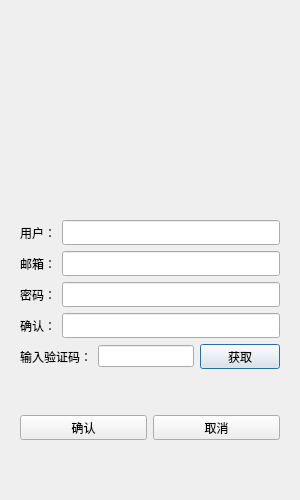
Before: the Qt Designer form registerdialog.ui in cufe5/asio-chat-server, drawn with Qt 5.
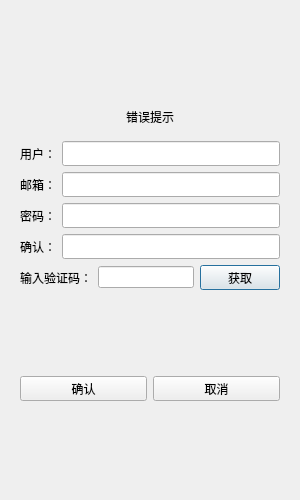
After: the same form once the commit is applied.

The edit to the form file:
```diff
--- a/registerdialog.ui
+++ b/registerdialog.ui
@@ -29,6 +29,13 @@
    <item>
     <layout class="QVBoxLayout" name="verticalLayout">
      <item>
+      <widget class="QStackedWidget" name="stackedWidget">
+       <property name="currentIndex">
+        <number>0</number>
+       </property>
+       <widget class="QWidget" name="page">
+        <layout class="QVBoxLayout" name="verticalLayout_2">
+         <item>
       <spacer name="verticalSpacer">
        <property name="orientation">
         <enum>Qt::Vertical</enum>
@@ -42,9 +49,21 @@
       </spacer>
      </item>
      <item>
-      <widget class="QStackedWidget" name="stackedWidget">
-       <widget class="QWidget" name="page">
-        <layout class="QVBoxLayout" name="verticalLayout_2">
+          <widget class="QWidget" name="widget" native="true">
+           <layout class="QVBoxLayout" name="verticalLayout_4">
+            <item>
+             <widget class="QLabel" name="err_tip">
+              <property name="text">
+               <string>错误提示</string>
+              </property>
+              <property name="alignment">
+               <set>Qt::AlignCenter</set>
+              </property>
+             </widget>
+            </item>
+           </layout>
+          </widget>
+         </item>
          <item>
           <layout class="QHBoxLayout" name="horizontalLayout_2">
            <item>
```
Lines whose indentation alone changed are shown as unchanged.
